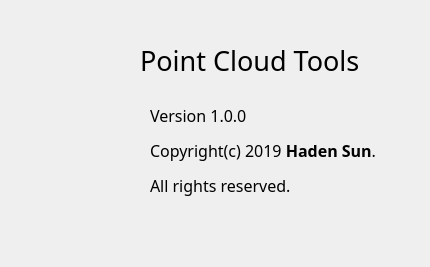
First picture: the form in PointCloudTools/AboutWin.ui, repository sunhaox/PointCloudTools, before the edit.
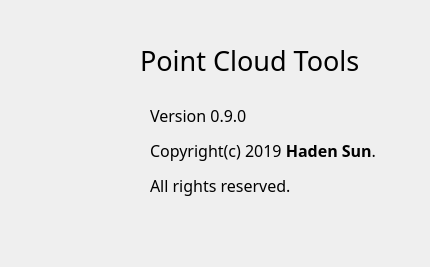
Second picture: the form after the edit. Icons and pictures are not drawn.

What changed in the file:
```diff
--- a/PointCloudTools/AboutWin.ui
+++ b/PointCloudTools/AboutWin.ui
@@ -64,7 +64,7 @@
     </font>
    </property>
    <property name="text">
-    <string>&lt;html&gt;&lt;head/&gt;&lt;body&gt;&lt;p&gt;Version 1.0.0&lt;/p&gt;&lt;p&gt;Copyright(c) 2019 &lt;span style=&quot; font-weight:600;&quot;&gt;Haden Sun&lt;/span&gt;.&lt;/p&gt;&lt;p&gt;All rights reserved.&lt;/p&gt;&lt;/body&gt;&lt;/html&gt;</string>
+    <string>&lt;html&gt;&lt;head/&gt;&lt;body&gt;&lt;p&gt;Version 0.9.0&lt;/p&gt;&lt;p&gt;Copyright(c) 2019 &lt;span style=&quot; font-weight:600;&quot;&gt;Haden Sun&lt;/span&gt;.&lt;/p&gt;&lt;p&gt;All rights reserved.&lt;/p&gt;&lt;/body&gt;&lt;/html&gt;</string>
    </property>
    <property name="textFormat">
     <enum>Qt::RichText</enum>
```
